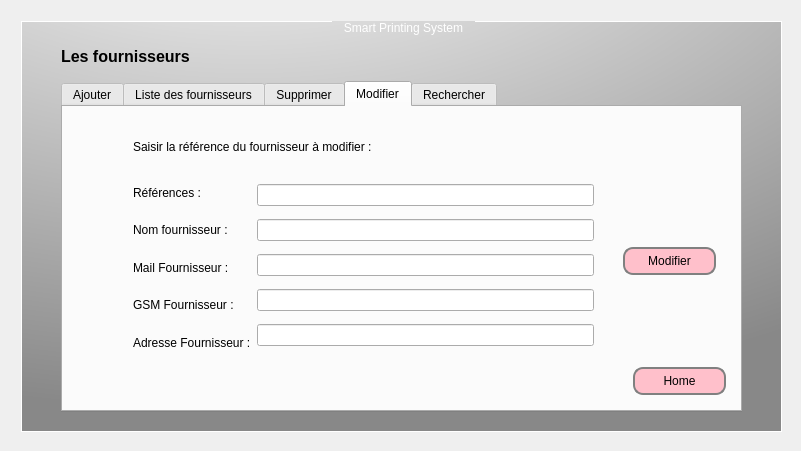
Above: Fournisseurs/chef.ui from yassinmezni/smart-printing-office before the change. Below: the same form after it.
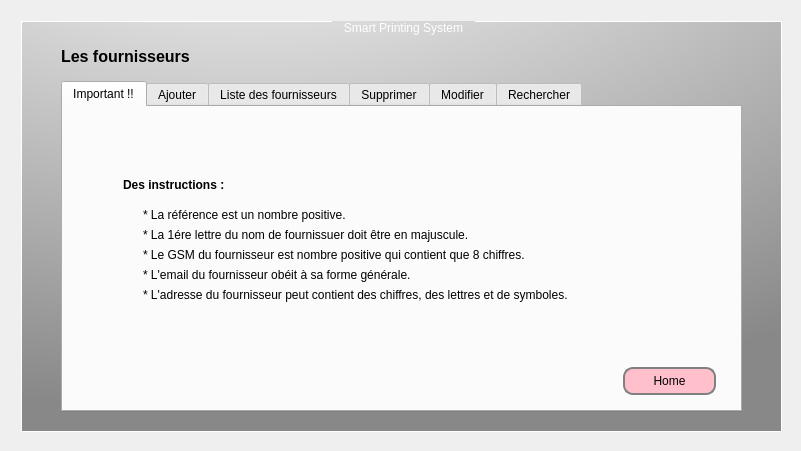
That is the form after the change. The open tabs and pages were chosen to show the change. Icons and pictures are not drawn.

Diff of the .ui file:
```diff
--- a/Fournisseurs/chef.ui
+++ b/Fournisseurs/chef.ui
@@ -534,7 +534,7 @@
          </rect>
         </property>
         <property name="currentIndex">
-         <number>3</number>
+         <number>0</number>
         </property>
         <property name="usesScrollButtons">
          <bool>true</bool>
@@ -548,6 +548,109 @@
         <property name="tabBarAutoHide">
          <bool>false</bool>
         </property>
+        <widget class="QWidget" name="Important">
+         <attribute name="title">
+          <string>Important !!</string>
+         </attribute>
+         <widget class="QLabel" name="label_2">
+          <property name="geometry">
+           <rect>
+            <x>80</x>
+            <y>120</y>
+            <width>411</width>
+            <height>16</height>
+           </rect>
+          </property>
+          <property name="text">
+           <string>* La 1ére lettre du nom de fournissuer doit être en majuscule.</string>
+          </property>
+         </widget>
+         <widget class="QLabel" name="label_15">
+          <property name="geometry">
+           <rect>
+            <x>80</x>
+            <y>160</y>
+            <width>311</width>
+            <height>16</height>
+           </rect>
+          </property>
+          <property name="text">
+           <string>* L'email du fournisseur obéit à sa forme générale.</string>
+          </property>
+         </widget>
+         <widget class="QLabel" name="label_13">
+          <property name="geometry">
+           <rect>
+            <x>80</x>
+            <y>100</y>
+            <width>261</width>
+            <height>16</height>
+           </rect>
+          </property>
+          <property name="text">
+           <string>* La référence est un nombre positive.</string>
+          </property>
+         </widget>
+         <widget class="QLabel" name="label_14">
+          <property name="geometry">
+           <rect>
+            <x>80</x>
+            <y>140</y>
+            <width>421</width>
+            <height>16</height>
+           </rect>
+          </property>
+          <property name="text">
+           <string>* Le GSM du fournisseur est nombre positive qui contient que 8 chiffres.</string>
+          </property>
+         </widget>
+         <widget class="QLabel" name="label_16">
+          <property name="geometry">
+           <rect>
+            <x>80</x>
+            <y>180</y>
+            <width>471</width>
+            <height>16</height>
+           </rect>
+          </property>
+          <property name="text">
+           <string>* L'adresse du fournisseur peut contient des chiffres, des lettres et de symboles.</string>
+          </property>
+         </widget>
+         <widget class="QLabel" name="Instructions">
+          <property name="geometry">
+           <rect>
+            <x>60</x>
+            <y>70</y>
+            <width>151</width>
+            <height>16</height>
+           </rect>
+          </property>
+          <property name="font">
+           <font>
+            <pointsize>9</pointsize>
+            <weight>75</weight>
+            <bold>true</bold>
+           </font>
+          </property>
+          <property name="text">
+           <string>Des instructions :</string>
+          </property>
+         </widget>
+         <widget class="QPushButton" name="homeButton_instruction">
+          <property name="geometry">
+           <rect>
+            <x>560</x>
+            <y>260</y>
+            <width>93</width>
+            <height>28</height>
+           </rect>
+          </property>
+          <property name="text">
+           <string>Home</string>
+          </property>
+         </widget>
+        </widget>
         <widget class="QWidget" name="Ajouter">
          <attribute name="title">
           <string>Ajouter</string>
@@ -790,7 +893,7 @@
            <rect>
             <x>70</x>
             <y>30</y>
-            <width>311</width>
+            <width>401</width>
             <height>20</height>
            </rect>
           </property>
@@ -802,14 +905,14 @@
            </font>
           </property>
           <property name="text">
-           <string>Saisir la référence du fournisseur à modifier :</string>
+           <string>NB: Double click sur la référence du fournisseur à modifier </string>
           </property>
          </widget>
          <widget class="QPushButton" name="modifierButton">
           <property name="geometry">
            <rect>
-            <x>560</x>
-            <y>140</y>
+            <x>50</x>
+            <y>260</y>
             <width>93</width>
             <height>28</height>
            </rect>
@@ -821,10 +924,10 @@
          <widget class="QWidget" name="layoutWidget_2">
           <property name="geometry">
            <rect>
-            <x>70</x>
+            <x>20</x>
             <y>70</y>
-            <width>461</width>
-            <height>181</height>
+            <width>151</width>
+            <height>171</height>
            </rect>
           </property>
           <layout class="QHBoxLayout" name="saisie_2">
@@ -833,35 +936,35 @@
              <item>
               <widget class="QLabel" name="label_ref">
                <property name="text">
-                <string>Références :</string>
+                <string>Référence :</string>
                </property>
               </widget>
              </item>
              <item>
               <widget class="QLabel" name="label_nom">
                <property name="text">
-                <string>Nom fournisseur :</string>
+                <string>Nom :</string>
                </property>
               </widget>
              </item>
              <item>
               <widget class="QLabel" name="label_mail">
                <property name="text">
-                <string>Mail Fournisseur :</string>
+                <string>Emai :</string>
                </property>
               </widget>
              </item>
              <item>
               <widget class="QLabel" name="label_gsm">
                <property name="text">
-                <string>GSM Fournisseur :</string>
+                <string>GSM :</string>
                </property>
               </widget>
              </item>
              <item>
               <widget class="QLabel" name="label_adresse">
                <property name="text">
-                <string>Adresse Fournisseur :</string>
+                <string>Adresse  :</string>
                </property>
               </widget>
              </item>
@@ -892,7 +995,7 @@
           <property name="geometry">
            <rect>
             <x>570</x>
-            <y>260</y>
+            <y>270</y>
             <width>93</width>
             <height>28</height>
            </rect>
```
Left out of the diff: 20 changed lines with no effect on the pictures.
